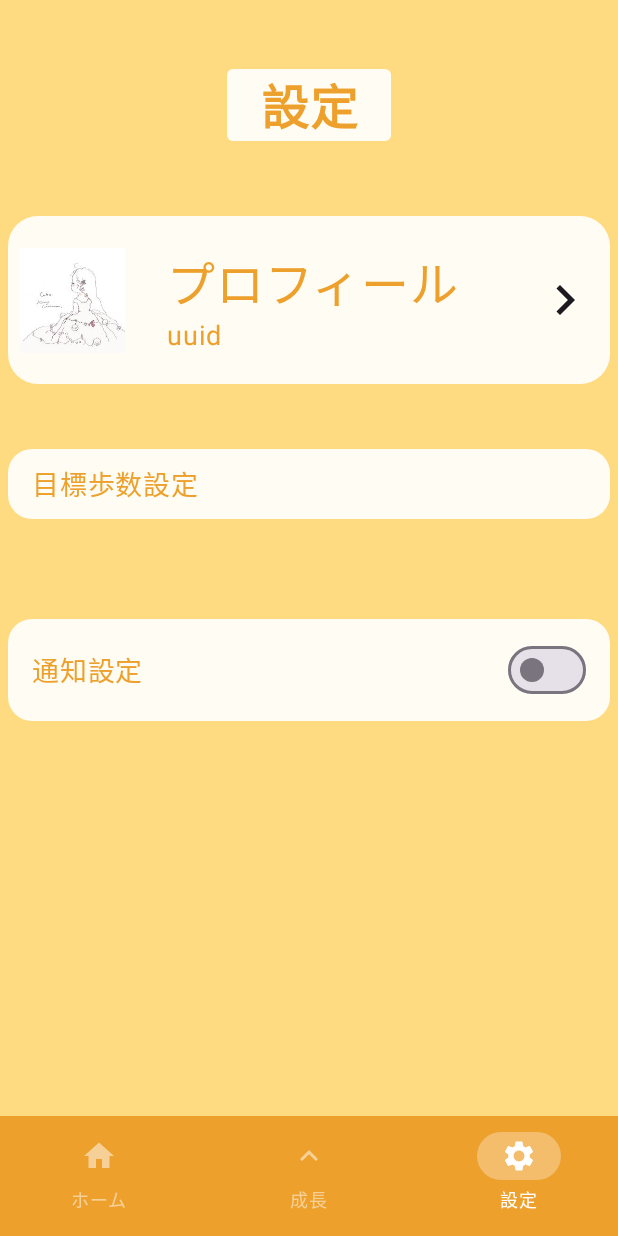
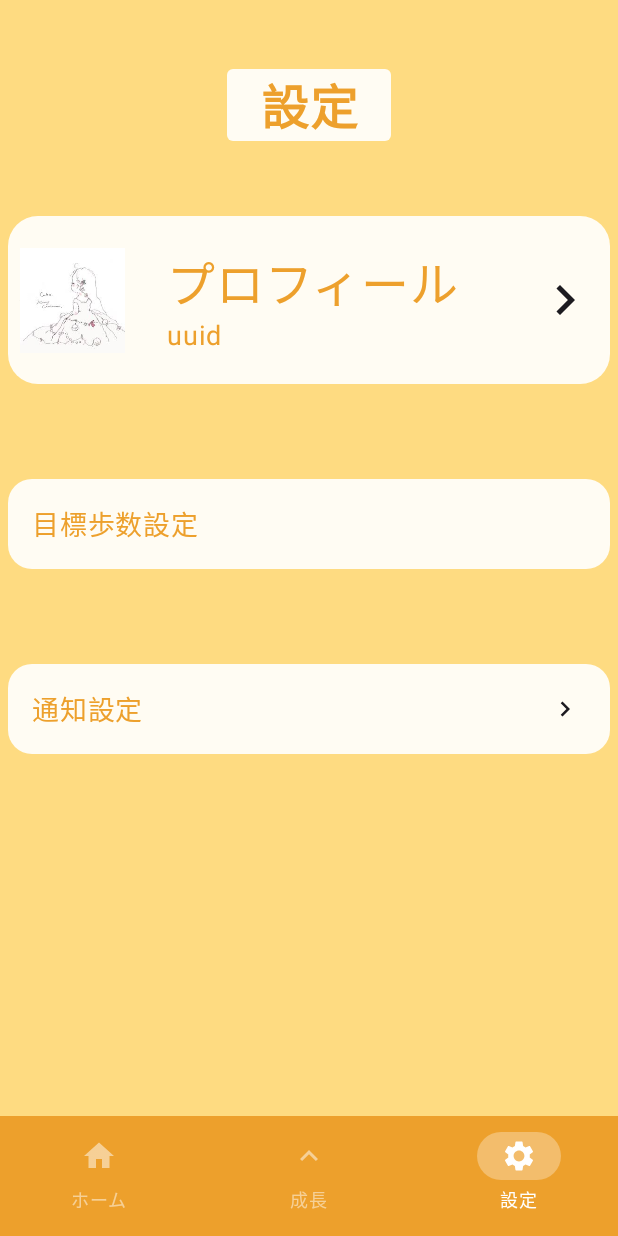
Before and after one commit to NID-kt/toryumon-team-f, an Android app built with Jetpack Compose: the SettingsScreen screen opened through its navigation route, on a phone screen of 412 x 824 dp. Run offline under Robolectric (Android 15) with nearby library versions, the phone set to English and light mode, and no system bars.

Commit message:
通知設定を押すと通知設定に飛ぶようにしました

```diff
--- a/app/src/main/java/com/example/runningavater/settings/SettingsScreen.kt
+++ b/app/src/main/java/com/example/runningavater/settings/SettingsScreen.kt
@@ -1,6 +1,8 @@
 package com.example.runningavater.settings
 
+import android.content.Intent
 import android.net.Uri
+import android.provider.Settings
 import androidx.compose.foundation.Image
 import androidx.compose.foundation.background
 import androidx.compose.foundation.clickable
@@ -9,6 +11,7 @@ import androidx.compose.foundation.layout.Column
 import androidx.compose.foundation.layout.Row
 import androidx.compose.foundation.layout.fillMaxSize
 import androidx.compose.foundation.layout.fillMaxWidth
+import androidx.compose.foundation.layout.height
 import androidx.compose.foundation.layout.padding
 import androidx.compose.foundation.layout.size
 import androidx.compose.foundation.shape.CircleShape
@@ -17,13 +20,10 @@ import androidx.compose.material.icons.Icons
 import androidx.compose.material.icons.filled.Info
 import androidx.compose.material.icons.filled.KeyboardArrowRight
 import androidx.compose.material3.Icon
-import androidx.compose.material3.Switch
 import androidx.compose.material3.Text
 import androidx.compose.runtime.Composable
-import androidx.compose.runtime.getValue
 import androidx.compose.runtime.mutableStateOf
 import androidx.compose.runtime.remember
-import androidx.compose.runtime.setValue
 import androidx.compose.ui.Alignment
 import androidx.compose.ui.Modifier
 import androidx.compose.ui.draw.clip
@@ -51,7 +51,10 @@ fun SettingsScreen(
     modifier: Modifier = Modifier,
 ) {
     val openAlertDialog = remember { mutableStateOf(false) }
-    var checked by remember { mutableStateOf(false) }
+    val context = LocalContext.current
+    val intent = Intent(Settings.ACTION_APP_NOTIFICATION_SETTINGS).apply {
+        putExtra(Settings.EXTRA_APP_PACKAGE, context.packageName)
+    }
 
     Column(
         horizontalAlignment = Alignment.CenterHorizontally,
@@ -82,7 +85,7 @@ fun SettingsScreen(
             color = NuclearMango,
             modifier =
             Modifier
-                .padding(bottom = 40.dp)
+                .padding(bottom = 50.dp)
                 .clip(RoundedCornerShape(4.dp))
                 .background(GranulatedSugar)
                 .padding(horizontal = 22.dp),
@@ -92,7 +95,6 @@ fun SettingsScreen(
             modifier =
             Modifier
                 .padding(
-                    vertical = 10.dp,
                     horizontal = 5.dp
                 )
                 .fillMaxWidth()
@@ -163,13 +165,14 @@ fun SettingsScreen(
             modifier = Modifier
                 .fillMaxWidth()
                 .padding(
-                    vertical = 33.dp,
+                    vertical = 63.dp,
                     horizontal = 5.dp
                 )
+                .height(60.dp)
                 .clip(RoundedCornerShape(16.dp))
                 .background(GranulatedSugar)
-                .padding(vertical = 10.dp)
-                .clickable { openAlertDialog.value = true }
+                .clickable { openAlertDialog.value = true },
+            verticalAlignment = Alignment.CenterVertically,
         ) {
             Text(
                 "目標歩数設定",
@@ -186,12 +189,12 @@ fun SettingsScreen(
             Modifier
                 .fillMaxWidth()
                 .padding(
-                    vertical = 33.dp,
                     horizontal = 5.dp
                 )
+                .height(60.dp)
                 .clip(RoundedCornerShape(16.dp))
                 .background(GranulatedSugar)
-                .padding(vertical = 10.dp),
+                .clickable { context.startActivity(intent) },
             verticalAlignment = Alignment.CenterVertically,
         ) {
             Text(
@@ -203,10 +206,11 @@ fun SettingsScreen(
                     .padding(start = 16.dp)
                     .weight(1f),
             )
-            Switch(
-                checked = checked,
-                onCheckedChange = { checked = it },
-                modifier = Modifier.padding(end = 16.dp),
+            Icon(
+                imageVector = Icons.Default.KeyboardArrowRight, contentDescription = "Profile",
+                modifier = Modifier
+                    .padding(end = 20.dp)
+                    .size(20.dp),
             )
         }
     }
```
